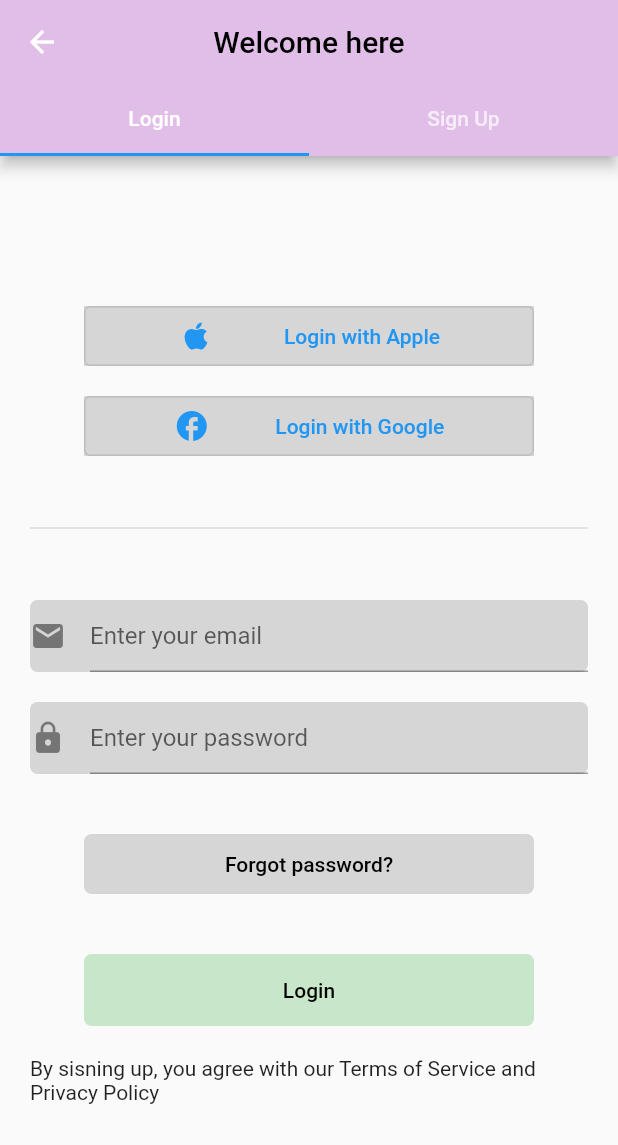
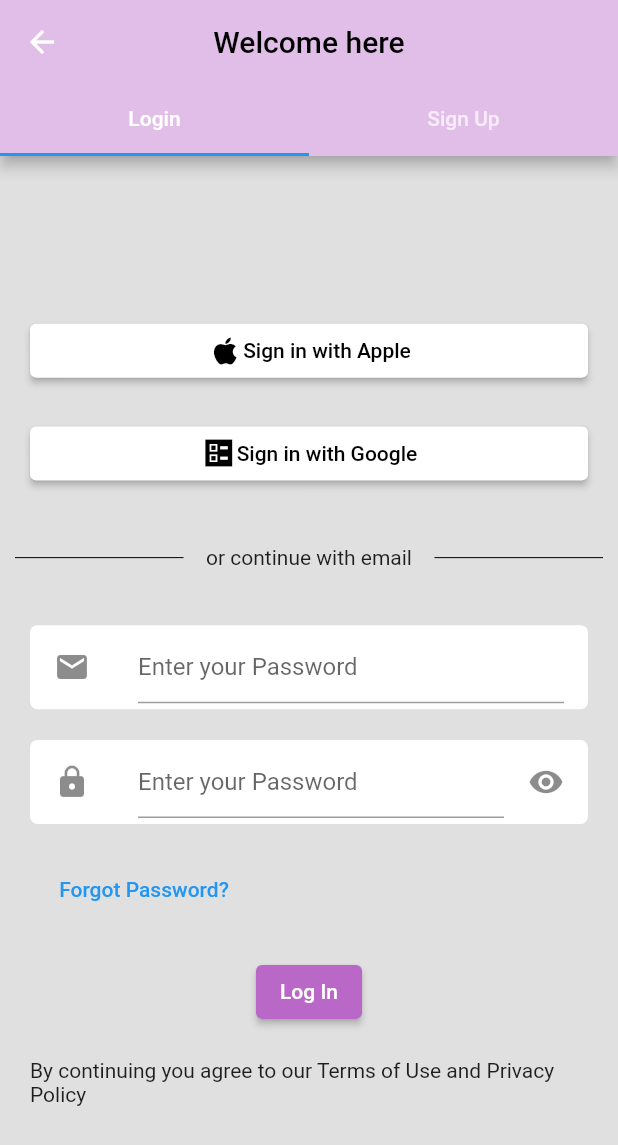
Before and after one commit to KendiJ/onboarding-screens, a Flutter app: the screen it shows after launch, after a tap on "Skip", on a phone screen of 412 x 824 dp. Shown: the top 1145 px of the screen. Run offline on Flutter 3.47's test engine with Material 2 defaults, Android fonts, the phone set to English and light mode, and no system bars.

Commit message:
Login revamp

```diff
--- a/lib/presentation/views/login.dart
+++ b/lib/presentation/views/login.dart
@@ -12,9 +12,12 @@ class LogIn extends StatelessWidget {
       length: 2,
       child: Scaffold(
         appBar: AppBar(
-            title: const Text("Welcome here", style: TextStyle(color: Colors.black)),
+          title: const Text(
+            "Welcome here",
+            style: TextStyle(color: Colors.black),
+          ),
+          centerTitle: true,
           backgroundColor: Colors.purple[100],
-            centerTitle: true,
           bottom: const TabBar(tabs: [
             Tab(
               text: "Login",
@@ -29,7 +32,8 @@ class LogIn extends StatelessWidget {
             LogInView(),
             SignUpView(),
           ],
-          ),),
+        ),
+      ),
     );
   }
 }
--- a/lib/presentation/views/login_view.dart
+++ b/lib/presentation/views/login_view.dart
@@ -1,3 +1,5 @@
+import 'package:flows/presentation/views/forgot_password.dart';
+import 'package:flows/presentation/views/home_page.dart';
 import 'package:flutter/material.dart';
 
 class LogInView extends StatelessWidget {
@@ -6,97 +8,138 @@ class LogInView extends StatelessWidget {
   @override
   Widget build(BuildContext context) {
     return Scaffold(
-      body: Center(
-        child: Padding(
-          padding: const EdgeInsets.fromLTRB(20, 100, 20, 10),
+      body: Container(
+        color: Colors.grey[300],
         child: Column(
+          mainAxisAlignment: MainAxisAlignment.center,
           children: [
-              Container(
-                height: 40,
-                width: 300,
-                color: Colors.grey[350],
-                child: OutlinedButton(
+            Padding(
+              padding: const EdgeInsets.fromLTRB(20, 20, 20, 0.5),
+              child: ElevatedButton(
+                style: ButtonStyle(
+                  backgroundColor: MaterialStateProperty.all(Colors.white),
+                ),
                 onPressed: () {},
                 child: const Row(
-                    mainAxisAlignment: MainAxisAlignment.spaceEvenly,
+                  mainAxisAlignment: MainAxisAlignment.center,
                   children: [
-                      Icon(Icons.apple),
-                      Text("Login with Apple"),
+                    Icon(Icons.apple, color: Colors.black),
+                    Text(
+                      "Sign in with Apple",
+                      style: TextStyle(color: Colors.black),
+                    ),
+                  ],
+                ),
+              ),
+            ),
+            Padding(
+              padding: const EdgeInsets.fromLTRB(20, 20, 20, 0.5),
+              child: ElevatedButton(
+                style: ButtonStyle(
+                  backgroundColor: MaterialStateProperty.all(Colors.white),
+                ),
+                onPressed: () {},
+                child: const Row(
+                  mainAxisAlignment: MainAxisAlignment.center,
+                  children: [
+                    Icon(Icons.ballot_sharp, color: Colors.black),
+                    Text(
+                      "Sign in with Google",
+                      style: TextStyle(color: Colors.black),
+                    ),
                   ],
                 ),
               ),
             ),
             const SizedBox(height: 20),
+            Row(
+              children: <Widget>[
+                Expanded(
+                  child: Container(
+                      margin: const EdgeInsets.only(left: 10.0, right: 15.0),
+                      child: const Divider(
+                        color: Colors.black,
+                        height: 50,
+                      )),
+                ),
+                const Text("or continue with email"),
+                Expanded(
+                  child: Container(
+                      margin: const EdgeInsets.only(left: 15.0, right: 10.0),
+                      child: const Divider(
+                        color: Colors.black,
+                        height: 50,
+                      )),
+                ),
+              ],
+            ),
             Container(
-                height: 40,
-                width: 300,
-                color: Colors.grey[350],
-                child: OutlinedButton(
-                  onPressed: () {},
-                  child: const Row(
-                    mainAxisAlignment: MainAxisAlignment.spaceEvenly,
-                    children: [
-                      Icon(Icons.facebook),
-                      Text("Login with Google"),
-                    ],
+              margin: const EdgeInsets.fromLTRB(20, 20, 20, 0.5),
+              decoration: BoxDecoration(
+                borderRadius: BorderRadius.circular(5),
+                color: Colors.white,
+              ),
+              child: const ListTile(
+                leading: Icon(Icons.email),
+                title: TextField(
+                  decoration: InputDecoration(
+                    hintText: "Enter your Password",
                   ),
                 ),
               ),
-              const SizedBox(height: 40),
-              const Divider(thickness: 1),
-              const SizedBox(height: 40),
+            ),
             Container(
+              margin: const EdgeInsets.all(20),
               decoration: BoxDecoration(
                 borderRadius: BorderRadius.circular(5),
-                    color: Colors.grey[350],
+                color: Colors.white,
               ),
-                  child: const TextField(
+              child: const ListTile(
+                leading: Icon(Icons.lock),
+                title: TextField(
                   decoration: InputDecoration(
-                      icon: Icon(Icons.email),
-                      hintText: "Enter your email",
-                    ),
-                  )),
-              const SizedBox(height: 20),
-              Container(
-                  decoration: BoxDecoration(
-                    borderRadius: BorderRadius.circular(5),
-                    color: Colors.grey[350],
-                  ),
-                  child: const TextField(
-                    decoration: InputDecoration(
-                      icon: Icon(Icons.lock),
-                      hintText: "Enter your password",
-                    ),
-                  )),
-              const SizedBox(height: 40),
-              Container(
-                height: 40,
-                width: 300,
-                decoration: BoxDecoration(
-                  borderRadius: BorderRadius.circular(5),
-                  color: Colors.grey[350],
-                ),
-                child: TextButton(
-                  onPressed: () {},
-                  child: const Text("Forgot password?",style: TextStyle(color: Colors.black),),
+                    hintText: "Enter your Password",
                   ),
                 ),
-              const SizedBox(height: 40),
-              Container(
-                width: 300,
-                decoration: BoxDecoration(
-                    borderRadius: BorderRadius.circular(5),
-                    color: Colors.green[100],
-                  ),
-                child: TextButton(
-                  onPressed: () {},
-                  child: const Text("Login", style: TextStyle(color: Colors.black),),
+                trailing: Icon(Icons.visibility),
               ),
             ),
-              const SizedBox(height: 20),
-              const Text("By sisning up, you agree with our Terms of Service and Privacy Policy")
+            Padding(
+              padding: const EdgeInsets.only(right: 220),
+              child: TextButton(
+                onPressed: () {
+                  Navigator.push(
+                      context,
+                      MaterialPageRoute(
+                          builder: (BuildContext context) =>
+                              const ForgotPassword()));
+                },
+                child: const Text("Forgot Password?"),
+              ),
+            ),
+            Padding(
+              padding: const EdgeInsets.fromLTRB(20, 20, 20, 0.5),
+              child: ElevatedButton(
+                style: ButtonStyle(
+                  backgroundColor:
+                      MaterialStateProperty.all(Colors.purple[300]),
+                ),
+                onPressed: () {
+                  Navigator.push(
+                      context,
+                      MaterialPageRoute(
+                          builder: (BuildContext context) =>
+                              const HomePage()));
+                },
+                child: const Text("Log In"),
+              ),
+            ),
+            const Padding(
+              padding: EdgeInsets.fromLTRB(20, 20, 20, 0.5),
+              child: Text(
+                  "By continuing you agree to our Terms of Use and Privacy Policy"),
+            ),
           ],
-          ),
         ),
       ),
     );
```
Also changed, not shown: lib/presentation/views/forgot_password.dart (added, +14 -0 lines), lib/presentation/views/sign_up_view.dart (+82 -1 lines). Lines whose indentation alone changed are shown as unchanged.
